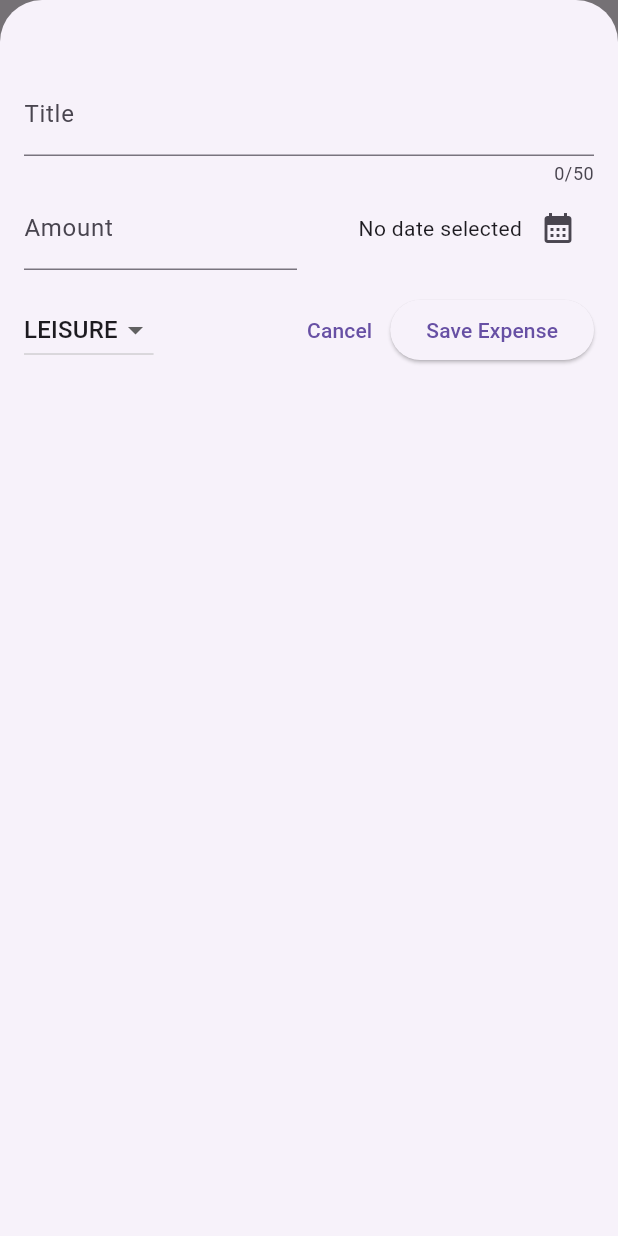
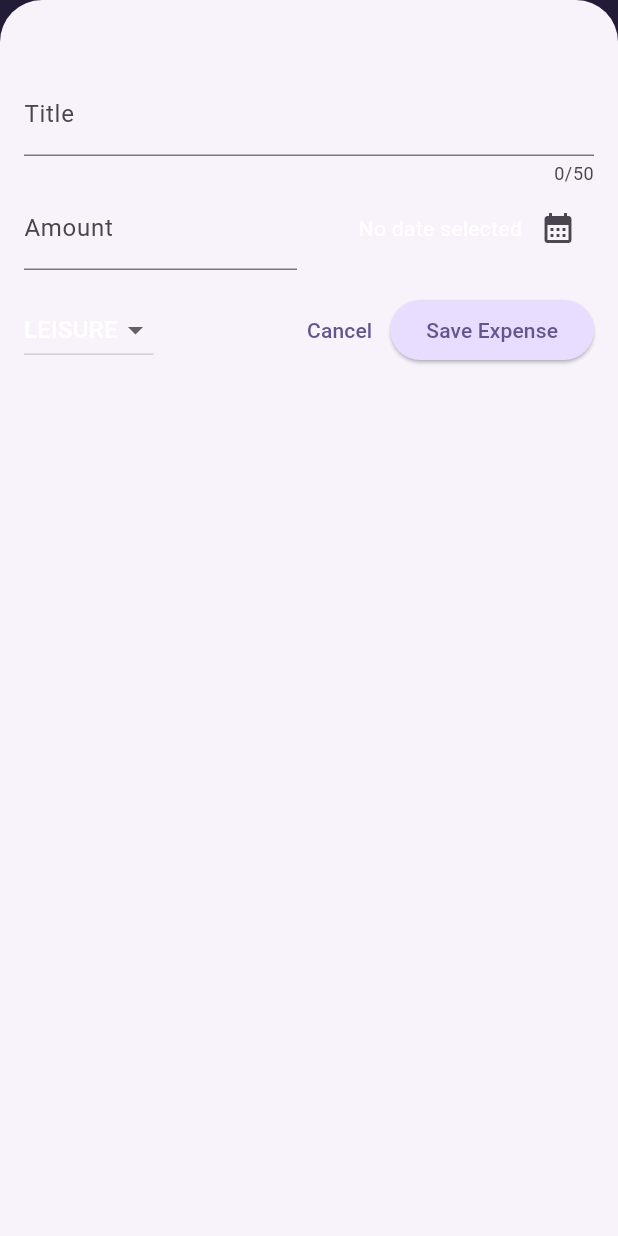
Before and after one commit to dubeyanant/expense_tracker, a Flutter app: the screen it shows after launch, after a tap on the "add" icon, on a phone screen of 412 x 824 dp. Run offline on Flutter 3.47's test engine with Material 3 defaults, Android fonts, the phone set to English and light mode, and no system bars.

Commit message:
feat: :lipstick: add overall and text themes

```diff
--- a/lib/main.dart
+++ b/lib/main.dart
@@ -2,10 +2,40 @@ import 'package:flutter/material.dart';
 
 import 'package:expense_tracker/widgets/expenses.dart';
 
+var kColorScheme = ColorScheme.fromSeed(
+  seedColor: const Color.fromARGB(255, 96, 59, 181),
+);
+
 void main() {
   runApp(
-    const MaterialApp(
-      home: Scaffold(
+    MaterialApp(
+      theme: ThemeData().copyWith(
+        colorScheme: kColorScheme,
+        appBarTheme: const AppBarTheme().copyWith(
+          backgroundColor: kColorScheme.onPrimaryContainer,
+          foregroundColor: kColorScheme.primaryContainer,
+        ),
+        cardTheme: const CardTheme().copyWith(
+          color: kColorScheme.secondaryContainer,
+          margin: const EdgeInsets.symmetric(
+            horizontal: 16,
+            vertical: 8,
+          ),
+        ),
+        elevatedButtonTheme: ElevatedButtonThemeData(
+          style: ElevatedButton.styleFrom(
+            backgroundColor: kColorScheme.primaryContainer,
+          ),
+        ),
+        textTheme: const TextTheme().copyWith(
+          titleLarge: TextStyle(
+            fontWeight: FontWeight.normal,
+            color: kColorScheme.onSecondaryContainer,
+            fontSize: 14,
+          ),
+        ),
+      ),
+      home: const Scaffold(
         body: Expenses(),
       ),
     ),
```
